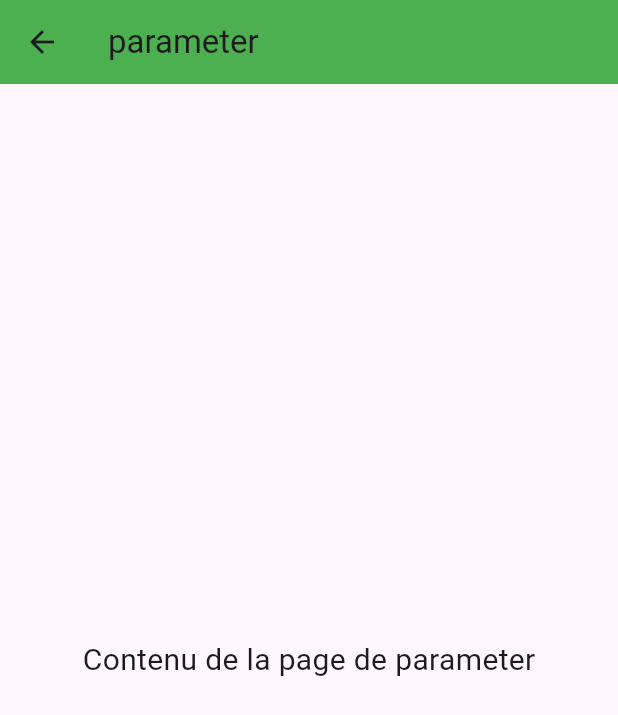
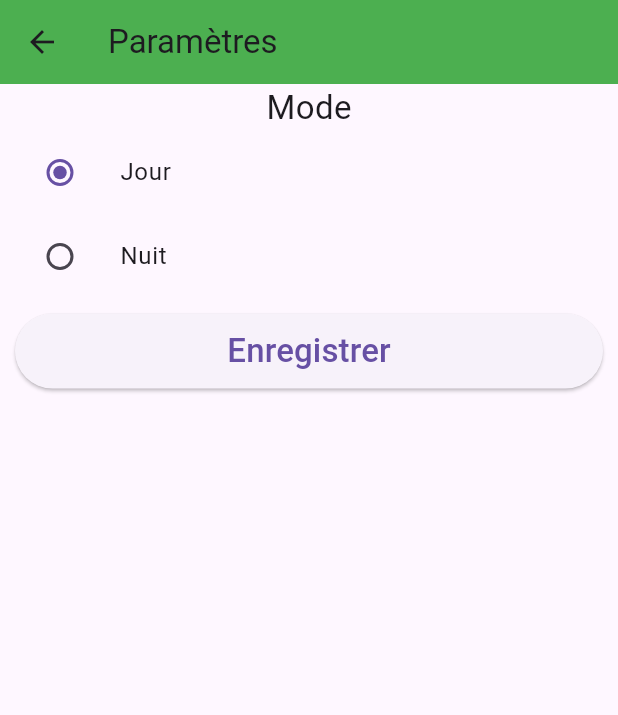
Before and after one commit to Rassemaribi/voyage, a Flutter app: the ParameterPage screen opened by its route, on a phone screen of 412 x 824 dp. Shown: the top 715 px of the screen. Run offline on Flutter 3.47's test engine with Material 3 defaults, Android fonts, the phone set to English and light mode, and no system bars; our stand-ins replace firebase_auth, firebase_core, firebase_database, shared_preferences, snippet_coder_utils, sqflite; accounts and stored records are empty; network calls fail.

Commit message:
login firebase

```diff
--- a/lib/main.dart
+++ b/lib/main.dart
@@ -3,16 +3,42 @@ import 'package:repository/Authentification.dart';
 import 'package:repository/Home.dart';
 import 'package:repository/contact.dart';
 import 'package:repository/gallerie.dart';
-import 'package:repository/inscritionPage.dart';
+import 'package:repository/inscritionPage.dart'; // Assurez-vous d'importer correctement le fichier InscriptionPage.dart
 import 'package:repository/meteo.dart';
 import 'package:repository/parameter.page.dart';
 import 'package:repository/pays.page.dart';
-import 'package:shared_preferences/shared_preferences.dart';
-void main() {
-  runApp(MyApp());
+import 'package:firebase_core/firebase_core.dart';
+import 'package:firebase_database/firebase_database.dart';
+
+void main() async {
+  WidgetsFlutterBinding.ensureInitialized();
+  await Firebase.initializeApp();
+
+  // Récupérer le mode à partir de Firebase
+  final DatabaseReference modeRef = FirebaseDatabase.instance.reference().child('mode');
+  String mode = 'Jour'; // Valeur par défaut
+
+  try {
+    DataSnapshot snapshot = await modeRef.once() as DataSnapshot;
+    if (snapshot.value != null) {
+      mode = snapshot.value.toString();
+    } else {
+      print('La valeur récupérée de Firebase est nulle.');
+      // Vous pouvez attribuer une valeur par défaut différente ici si nécessaire
+    }
+  } catch (e) {
+    print('Erreur lors de la récupération du mode : $e');
+  }
+
+  // Passer le mode à l'application MyApp
+  runApp(MyApp(mode: mode));
 }
 
 class MyApp extends StatelessWidget {
+  final String mode;
+
+  MyApp({required this.mode});
+
   final routes = {
     '/inscription': (context) => InscriptionPage(),
     '/Auth': (context) => AuthentificationPage(),
@@ -24,30 +50,13 @@ class MyApp extends StatelessWidget {
     '/home': (context) => Home(),
   };
 
-
   @override
   Widget build(BuildContext context) {
     return MaterialApp(
       routes: routes,
       debugShowCheckedModeBanner: false,
-      home: FutureBuilder(
-        future: SharedPreferences.getInstance(),
-        builder: (context, snapshot) {
-          if (snapshot.hasData) {
-            bool conn = snapshot.data?.getBool('connecte') ?? false;
-            if (conn)
-              return Home();
-            else
-              return AuthentificationPage();
-          }
-          // Retourne une page de chargement ou une autre indication de chargement
-          return Scaffold(
-            body: Center(
-              child: CircularProgressIndicator(), // Indicateur de chargement
-            ),
-          );
-        },
-      ),
+      theme: mode == 'Jour' ? ThemeData.light() : ThemeData.dark(),
+      home: AuthentificationPage(),
     );
   }
 }
--- a/lib/parameter.page.dart
+++ b/lib/parameter.page.dart
@@ -1,19 +1,73 @@
+import 'package:firebase_database/firebase_database.dart';
 import 'package:flutter/material.dart';
 
+class ParameterPage extends StatefulWidget {
+  @override
+  _ParametresPageState createState() => _ParametresPageState();
+}
 
-class ParameterPage extends StatelessWidget {
+class _ParametresPageState extends State<ParameterPage> {
+  String mode = "Jour";
+  final DatabaseReference ref = FirebaseDatabase.instance.reference(); // Référence à la base de données Firebase
+
+  void _onSaveMode() async {
+    await ref.child('mode').set(mode); // Enregistrer la valeur de mode dans la base de données
+    print("Mode appliqué: $mode");
+    Navigator.pop(context);
+  }
+
   @override
   Widget build(BuildContext context) {
     return Scaffold(
       appBar: AppBar(
-        title: Text("parameter"),
-        backgroundColor: Colors.green, // Couleur de l'AppBar
+        title: Text("Paramètres"),
+        backgroundColor: Colors.green,
       ),
-      body: Center(
-        child: Text(
-          "Contenu de la page de parameter",
-          style: TextStyle(fontSize: 20),
-        ),
+      body: Column(
+        mainAxisAlignment: MainAxisAlignment.start,
+        children: [
+          Text('Mode', style: TextStyle(fontSize: 22)),
+          Column(
+            children: [
+              ListTile(
+                title: const Text('Jour'),
+                leading: Radio<String>(
+                  value: "Jour",
+                  groupValue: mode,
+                  onChanged: (value) {
+                    setState(() {
+                      mode = value!;
+                    });
+                  },
+                ),
+              ),
+              ListTile(
+                title: const Text('Nuit'),
+                leading: Radio<String>(
+                  value: "Nuit",
+                  groupValue: mode,
+                  onChanged: (value) {
+                    setState(() {
+                      mode = value!;
+                    });
+                  },
+                ),
+              ),
+              Container(
+                padding: EdgeInsets.all(10),
+                child: ElevatedButton(
+                  style: ElevatedButton.styleFrom(
+                    minimumSize: const Size.fromHeight(50),
+                  ),
+                  onPressed: () {
+                    _onSaveMode();
+                  },
+                  child: Text("Enregistrer", style: TextStyle(fontSize: 22)),
+                ),
+              ),
+            ],
+          ),
+        ],
       ),
     );
   }
--- /dev/null
+++ b/lib/theme.dart
@@ -0,0 +1,14 @@
+import 'package:flutter/material.dart';
+
+class MonTheme extends ChangeNotifier {
+  static String _mode = "Jour";
+
+  String getMode() {
+    return _mode;
+  }
+
+  void setMode(String newMode) {
+    _mode = newMode;
+    notifyListeners(); // Informer tous les abonnés du changement de mode
+  }
+}
--- a/pubspec.yaml
+++ b/pubspec.yaml
@@ -9,6 +9,9 @@ environment:
 
 dependencies:
   shared_preferences: ^2.2.2
+  firebase_core:
+  firebase_auth:
+  firebase_database:
   sqflite:
   snippet_coder_utils:
   http: ^1.2.0
```
Also changed, not shown: lib/Authentification.dart (+51 -26 lines), lib/Home.dart (+40 -10 lines), lib/inscritionPage.dart (+85 -90 lines), firebase.json (added), lib/firebase_options.dart (added), pubspec.lock, 6 other files.
